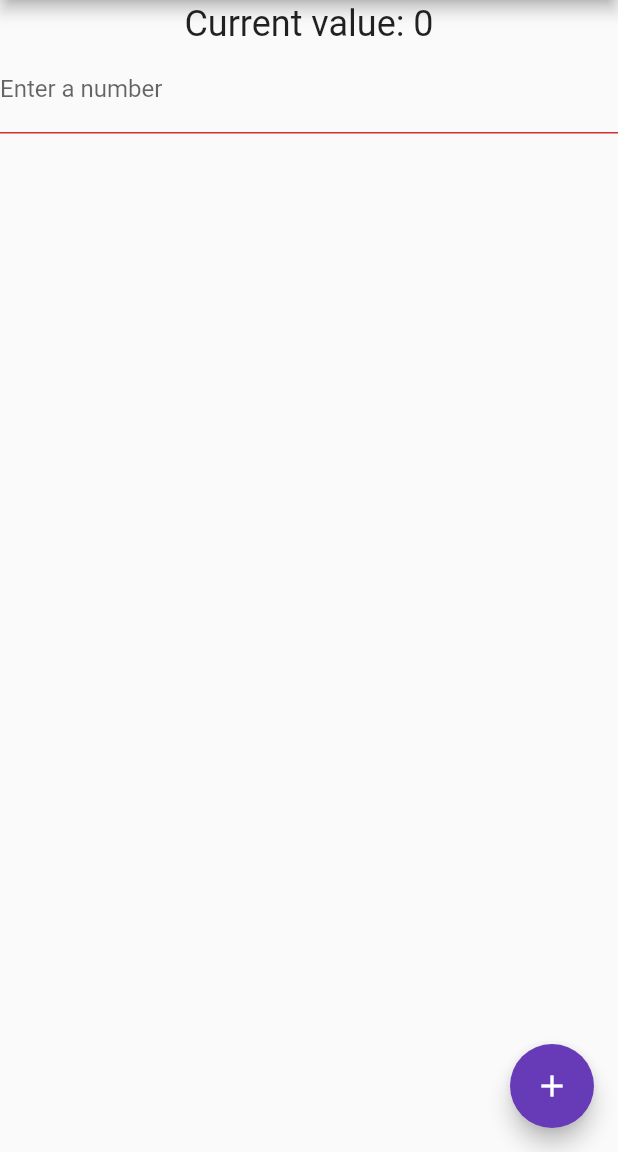
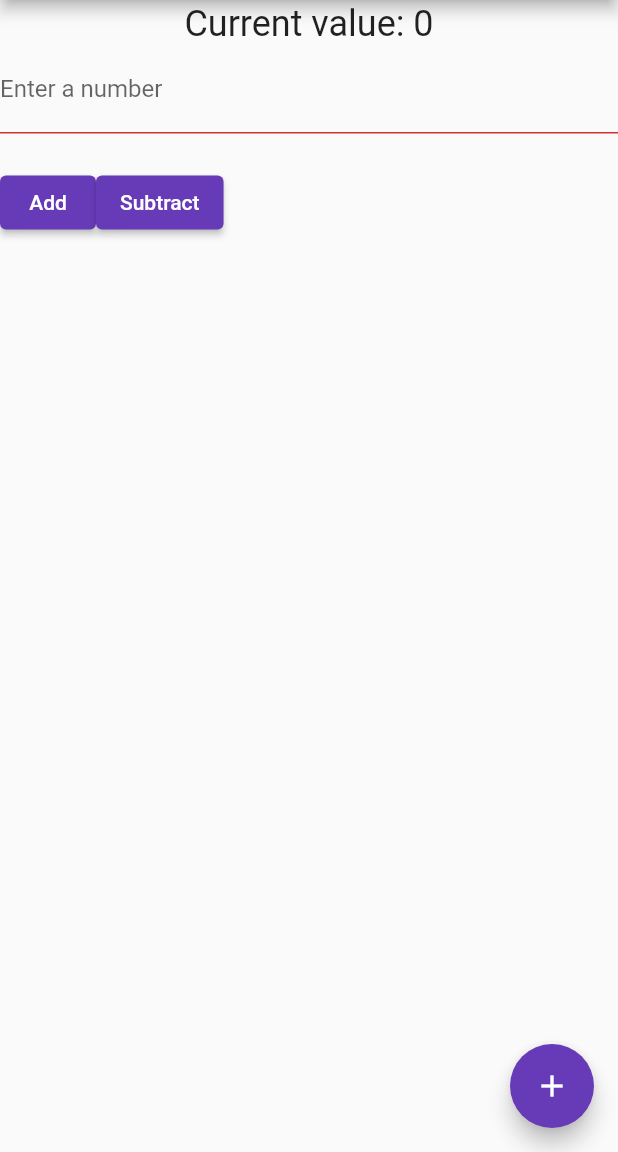
Before and after one commit to ShlokBharadwaj/counter, a Flutter app: the screen it shows after launch, on a phone screen of 412 x 824 dp, the part 84-1236 px from its top. Run offline on Flutter 3.47's test engine with Material 2 defaults, Android fonts, the phone set to English and light mode, and no system bars; our stand-ins replace flutter_bloc.

Commit message:
Add: Add and Substract button

```diff
--- a/lib/main.dart
+++ b/lib/main.dart
@@ -70,6 +70,18 @@ class _HomePageState extends State<HomePage> {
                   ),
                   keyboardType: TextInputType.number,
                 ),
+                Row(
+                  children: [
+                    ElevatedButton(
+                      onPressed: () {},
+                      child: const Text('Add'),
+                    ),
+                    ElevatedButton(
+                      onPressed: () {},
+                      child: const Text('Subtract'),
+                    ),
+                  ],
+                )
               ],
             );
           },
```
